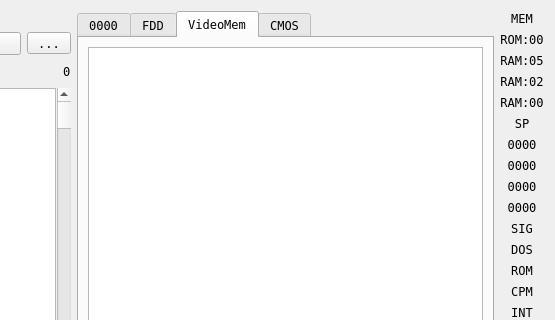
The window that ui/debuger.ui (samstyle/Xpeccy) describes before a commit, drawn with Qt 5; both pictures show x 432 to 987 and y 0 to 320 of the 987 by 659 pixel window.
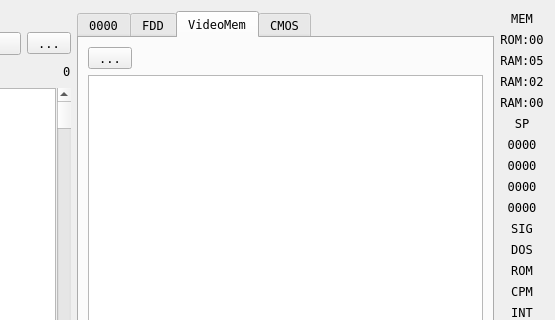
The same window after the commit. The open tabs and pages were chosen to show the change. Icons and pictures are not drawn. Custom widgets are drawn as their Qt base class.

Patch:
```diff
--- a/ui/debuger.ui
+++ b/ui/debuger.ui
@@ -879,6 +879,37 @@
          <string>VideoMem</string>
         </attribute>
         <layout class="QVBoxLayout" name="verticalLayout_16">
+         <item>
+          <layout class="QHBoxLayout" name="horizontalLayout_14">
+           <item>
+            <widget class="QToolButton" name="tbSaveVRam">
+             <property name="toolTip">
+              <string>Save</string>
+             </property>
+             <property name="text">
+              <string>...</string>
+             </property>
+             <property name="icon">
+              <iconset resource="../xpeccy.qrc">
+               <normaloff>:/images/floppy.png</normaloff>:/images/floppy.png</iconset>
+             </property>
+            </widget>
+           </item>
+           <item>
+            <spacer name="horizontalSpacer_8">
+             <property name="orientation">
+              <enum>Qt::Horizontal</enum>
+             </property>
+             <property name="sizeHint" stdset="0">
+              <size>
+               <width>40</width>
+               <height>20</height>
+              </size>
+             </property>
+            </spacer>
+           </item>
+          </layout>
+         </item>
          <item>
           <widget class="xVMemDump" name="tabVidMem">
            <property name="horizontalScrollBarPolicy">
```
Left out of the diff: 2 changed lines with no effect on the pictures.
